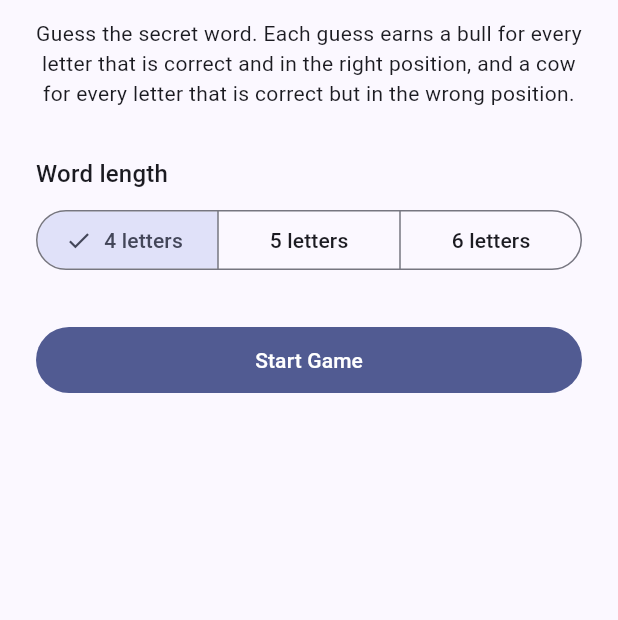
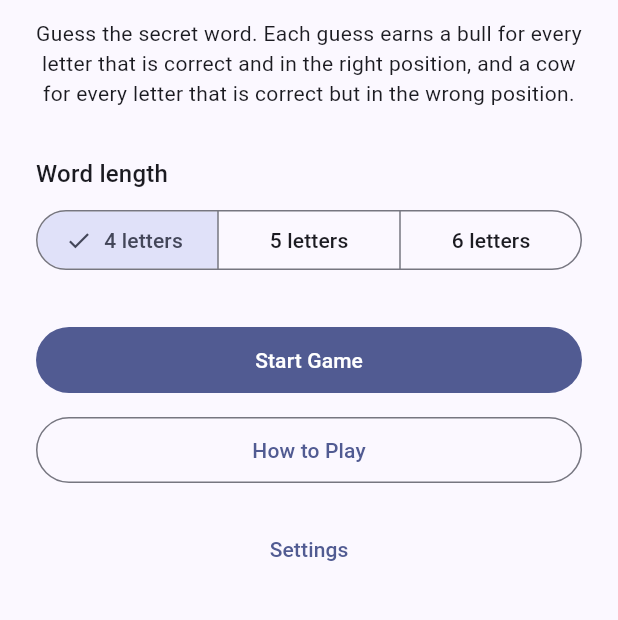
Before and after one commit to irshadmohd2002/cow-bull-quest, a Flutter app: the screen it shows after launch, on a phone screen of 412 x 824 dp, the part 174-794 px from its top. Run offline on Flutter 3.47's test engine with Material 3 defaults, Android fonts, the phone set to English and light mode, and no system bars; project files that could hold a hidden picture were left out.

Commit message:
feat: add rules settings and theme navigation

```diff
--- a/lib/app.dart
+++ b/lib/app.dart
@@ -1,5 +1,6 @@
 import 'package:flutter/material.dart';
 
+import 'app_settings.dart';
 import 'features/game/controllers/game_controller.dart';
 import 'features/game/data/asset_word_repository.dart';
 import 'features/game/data/word_repository.dart';
@@ -7,27 +8,38 @@ import 'features/game/models/game_config.dart';
 import 'features/game/presentation/game_screen.dart';
 import 'features/game/services/game_engine.dart';
 import 'features/home/presentation/home_screen.dart';
+import 'features/rules/presentation/rules_screen.dart';
+import 'features/settings/presentation/settings_screen.dart';
 import 'theme/app_theme.dart';
 
 /// The app's composition root.
 ///
-/// Owns the [WordRepository] and [GameEngine] for the app's entire
-/// lifetime — the repository caches parsed word lists in memory, so reusing
-/// one instance across games avoids reparsing assets on every restart, and
-/// the engine is stateless. Neither feature imports the other directly:
-/// this is the one place that knows about both `home` and `game`, wiring a
-/// fresh [GameController] and pushing [GameScreen] each time the home screen
-/// starts a game.
+/// Owns the [WordRepository], [GameEngine], and [AppSettings] for the app's
+/// entire lifetime — the repository caches parsed word lists in memory, so
+/// reusing one instance across games avoids reparsing assets on every
+/// restart; the engine is stateless; and [AppSettings] is the single
+/// app-wide theme-preference source every screen shares. No feature imports
+/// another feature directly: this is the one place that knows about
+/// `home`, `game`, `rules`, and `settings` together, wiring fresh
+/// [GameController]s and pushing screens as the home screen requests them.
 ///
 /// [wordRepository] defaults to the real [AssetWordRepository] but can be
 /// substituted (e.g. with a fake in widget tests) via constructor
 /// injection, so app-level navigation can be exercised without touching
-/// real bundled assets.
+/// real bundled assets. Likewise, [settings] can be injected as a test seam
+/// so widget tests can observe or drive theme changes with a controlled
+/// instance — see [_CowBullAppState] for exactly who owns disposal in each
+/// case.
 class CowBullApp extends StatefulWidget {
-  CowBullApp({super.key, WordRepository? wordRepository})
+  CowBullApp({super.key, WordRepository? wordRepository, this.settings})
     : wordRepository = wordRepository ?? AssetWordRepository();
 
   final WordRepository wordRepository;
+
+  /// An externally-owned settings controller, or `null` to let this widget
+  /// create and own its own. When non-null, the caller retains ownership:
+  /// this widget uses the exact instance given but never disposes it.
+  final AppSettings? settings;
 
   @override
   State<CowBullApp> createState() => _CowBullAppState();
@@ -36,10 +48,52 @@ class CowBullApp extends StatefulWidget {
 class _CowBullAppState extends State<CowBullApp> {
   static const GameEngine _gameEngine = GameEngine();
 
+  /// Attempt-limit display data for the `rules` feature, keyed by word
+  /// length. Read from [GameConfig] only here — the app-level composition
+  /// root — and handed to [RulesScreen] as a presentation-neutral map, so
+  /// the `rules` feature never needs to import `GameConfig` itself.
+  static final Map<int, int> _attemptLimitsByWordLength = {
+    for (final wordLength in const [4, 5, 6])
+      wordLength: GameConfig.forWordLength(wordLength).maxAttempts,
+  };
+
+  /// The settings instance actually in use — either [CowBullApp.settings]
+  /// verbatim, or one freshly created here. Resolved once in [initState]
+  /// and never recreated on rebuild, so a rebuild (e.g. triggered by the
+  /// settings change themselves) can never swap out the listened-to
+  /// instance mid-lifetime.
+  late final AppSettings _settings;
+
+  /// Whether this state created [_settings] itself and therefore must
+  /// dispose it. `false` when [_settings] is an externally-injected
+  /// instance the caller retains ownership of.
+  late final bool _ownsSettings;
+
+  @override
+  void initState() {
+    super.initState();
+    final injected = widget.settings;
+    if (injected != null) {
+      _settings = injected;
+      _ownsSettings = false;
+    } else {
+      _settings = AppSettings();
+      _ownsSettings = true;
+    }
+  }
+
+  @override
+  void dispose() {
+    if (_ownsSettings) _settings.dispose();
+    super.dispose();
+  }
+
   /// Turns the word length [HomeScreen] hands back into a [GameConfig] —
   /// the only place that happens, since [HomeScreen] itself never imports
   /// the `game` feature — then pushes [GameScreen] with a freshly created
-  /// [GameController].
+  /// [GameController]. A [GameController] is created only here, at the
+  /// moment a game actually starts, and is owned and disposed exactly once
+  /// by [GameScreen] itself.
   void _startGame(BuildContext context, int wordLength) {
     Navigator.of(context).push(
       MaterialPageRoute(
@@ -54,15 +108,44 @@ class _CowBullAppState extends State<CowBullApp> {
     );
   }
 
+  void _openRules(BuildContext context) {
+    Navigator.of(context).push(
+      MaterialPageRoute(
+        builder: (_) =>
+            RulesScreen(attemptLimitsByWordLength: _attemptLimitsByWordLength),
+      ),
+    );
+  }
+
+  void _openSettings(BuildContext context) {
+    Navigator.of(context).push(
+      MaterialPageRoute(
+        builder: (_) => ListenableBuilder(
+          listenable: _settings,
+          builder: (context, _) => SettingsScreen(
+            themePreference: _settings.themePreference,
+            onThemePreferenceChanged: _settings.setThemePreference,
+          ),
+        ),
+      ),
+    );
+  }
+
   @override
   Widget build(BuildContext context) {
-    return MaterialApp(
+    return ListenableBuilder(
+      listenable: _settings,
+      builder: (context, _) => MaterialApp(
         title: 'Bulls & Cows',
         theme: AppTheme.light,
         darkTheme: AppTheme.dark,
+        themeMode: _settings.themeMode,
         home: Builder(
           builder: (context) => HomeScreen(
             onStartGame: (wordLength) => _startGame(context, wordLength),
+            onOpenRules: () => _openRules(context),
+            onOpenSettings: () => _openSettings(context),
+          ),
         ),
       ),
     );
--- /dev/null
+++ b/lib/app_settings.dart
@@ -0,0 +1,62 @@
+import 'package:flutter/foundation.dart';
+import 'package:flutter/material.dart' show ThemeMode;
+
+/// The user's preferred app theme brightness.
+///
+/// [system] follows the platform's current brightness; [light] and [dark]
+/// force a specific brightness regardless of the platform setting. Carries
+/// no human-facing text — presentation code owns how each value is labeled.
+enum AppThemePreference {
+  system,
+  light,
+  dark;
+
+  /// The [ThemeMode] `MaterialApp.themeMode` should use for this preference.
+  ThemeMode get themeMode => switch (this) {
+    AppThemePreference.system => ThemeMode.system,
+    AppThemePreference.light => ThemeMode.light,
+    AppThemePreference.dark => ThemeMode.dark,
+  };
+}
+
+/// App-wide, in-memory settings shared by the whole `MaterialApp`.
+///
+/// Extends [ChangeNotifier] — the same pattern `GameController` uses for
+/// shared, observable state per this project's state-management guidance
+/// (see CLAUDE.md) — rather than a full state-management package. Holds
+/// only [themePreference]; there is deliberately no persistence, no
+/// feature-specific state, and no human-facing strings here. [CowBullApp]
+/// owns one instance for the app's lifetime and disposes it; the
+/// constructor accepts an [initialThemePreference] so tests (or a future
+/// persistence layer) can seed a specific starting value without adding a
+/// package.
+class AppSettings extends ChangeNotifier {
+  AppSettings({
+    AppThemePreference initialThemePreference = AppThemePreference.system,
+  }) : _themePreference = initialThemePreference;
+
+  AppThemePreference _themePreference;
+  bool _disposed = false;
+
+  /// The current theme preference.
+  AppThemePreference get themePreference => _themePreference;
+
+  /// The [ThemeMode] `MaterialApp.themeMode` should currently use.
+  ThemeMode get themeMode => _themePreference.themeMode;
+
+  /// Updates the theme preference to [preference].
+  ///
+  /// Does nothing — and does not notify listeners — if [preference] equals
+  /// the current value, or if this instance has already been [dispose]d.
+  void setThemePreference(AppThemePreference preference) {
+    if (_disposed || _themePreference == preference) return;
+    _themePreference = preference;
+    notifyListeners();
+  }
+
+  @override
+  void dispose() {
+    _disposed = true;
+    super.dispose();
+  }
+}
--- a/lib/features/home/presentation/home_screen.dart
+++ b/lib/features/home/presentation/home_screen.dart
@@ -1,21 +1,34 @@
 import 'package:flutter/material.dart';
 
-/// The app's entry screen: a brief explanation of the game and a choice of
-/// secret-word length (4, 5, or 6 letters) that starts a game.
+/// The app's entry screen: a brief explanation of the game, a choice of
+/// secret-word length (4, 5, or 6 letters), and entry points to starting a
+/// game, How to Play, and Settings.
 ///
 /// Purely presentational and feature-local — it owns only the selected word
-/// length as a plain `int` and never imports anything from the `game`
-/// feature (no `GameConfig`, no repository, no engine, no controller).
-/// Starting a game is handed off entirely to [onStartGame], which the
-/// app-level composition root supplies; that composition root is the one
-/// place that turns the chosen length into a `GameConfig` via
-/// `GameConfig.forWordLength`.
+/// length as a plain `int` and never imports anything from the `game`,
+/// `rules`, or `settings` features (no `GameConfig`, no repository, no
+/// engine, no controller, no other feature's screen). All three actions are
+/// handed off entirely to [onStartGame], [onOpenRules], and [onOpenSettings],
+/// which the app-level composition root supplies; that composition root is
+/// the one place that turns the chosen length into a `GameConfig` via
+/// `GameConfig.forWordLength` and owns navigation to the other screens.
 class HomeScreen extends StatefulWidget {
-  const HomeScreen({super.key, required this.onStartGame});
+  const HomeScreen({
+    super.key,
+    required this.onStartGame,
+    required this.onOpenRules,
+    required this.onOpenSettings,
+  });
 
   /// Called with the chosen word length (4, 5, or 6) when the player starts
   /// a game.
   final ValueChanged<int> onStartGame;
+
+  /// Called when the player wants to see the How to Play screen.
+  final VoidCallback onOpenRules;
+
+  /// Called when the player wants to see the Settings screen.
+  final VoidCallback onOpenSettings;
 
   static const List<int> _wordLengthOptions = [4, 5, 6];
 
@@ -83,6 +96,22 @@ class _HomeScreenState extends State<HomeScreen> {
                   child: Text('Start Game'),
                 ),
               ),
+              const SizedBox(height: 12),
+              OutlinedButton(
+                onPressed: widget.onOpenRules,
+                child: const Padding(
+                  padding: EdgeInsets.symmetric(vertical: 12),
+                  child: Text('How to Play'),
+                ),
+              ),
+              const SizedBox(height: 12),
+              TextButton(
+                onPressed: widget.onOpenSettings,
+                child: const Padding(
+                  padding: EdgeInsets.symmetric(vertical: 12),
+                  child: Text('Settings'),
+                ),
+              ),
             ],
           ),
         ),
```
Also changed, not shown: lib/features/rules/presentation/rules_screen.dart (added, +178 -0 lines), lib/features/settings/presentation/settings_screen.dart (added, +65 -0 lines), 5 other files. Lines whose indentation alone changed are shown as unchanged.
